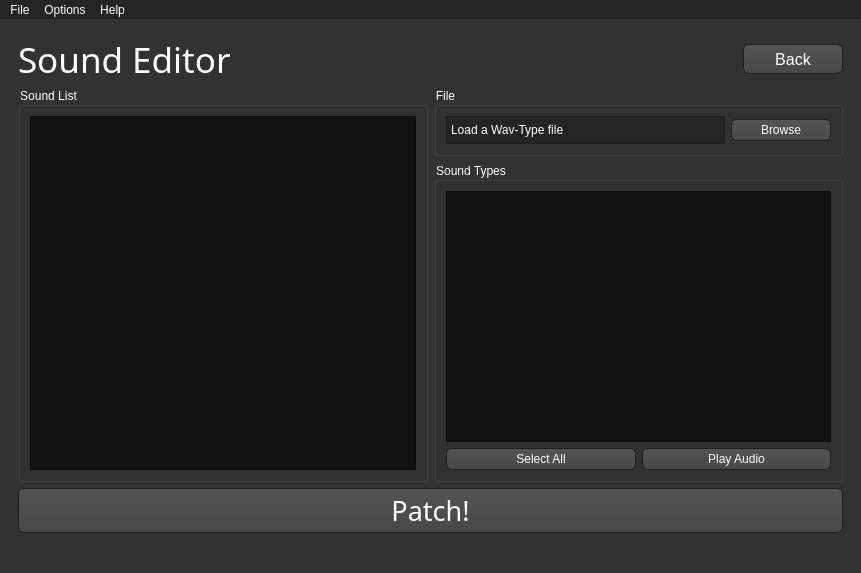
First picture: the form in WiiMusicPlus.ui, repository BenjaminHalko/WiiMusicEditorPlus, before the edit.
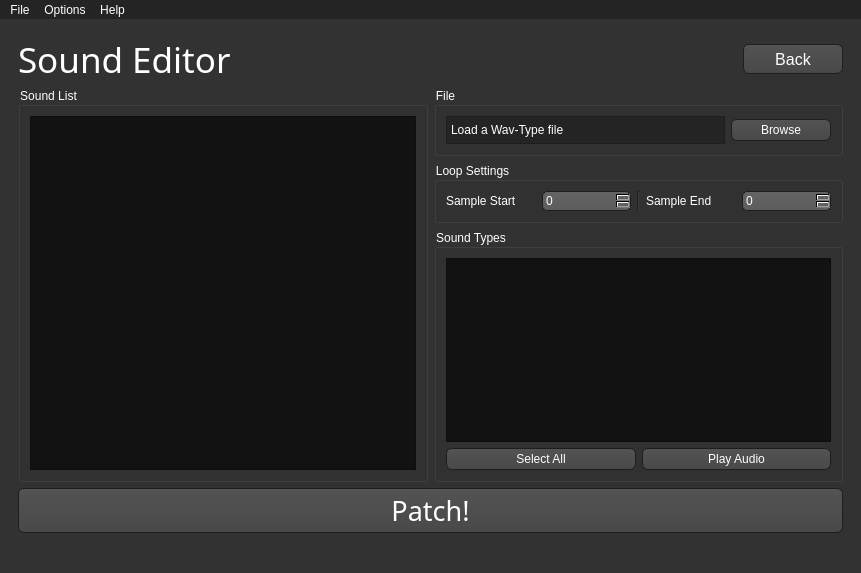
Second picture: the form after the edit. The open tabs and pages were chosen to show the change. Icons and pictures are not drawn.

Patch:
```diff
--- a/WiiMusicPlus.ui
+++ b/WiiMusicPlus.ui
@@ -2441,6 +2441,42 @@
               </layout>
              </widget>
             </item>
+            <item>
+             <widget class="QGroupBox" name="SOE_Loop">
+              <property name="title">
+               <string>Loop Settings</string>
+              </property>
+              <layout class="QHBoxLayout" name="horizontalLayout_3">
+               <item>
+                <widget class="QLabel" name="SOE_LoopStartLabel">
+                 <property name="text">
+                  <string>Sample Start</string>
+                 </property>
+                </widget>
+               </item>
+               <item>
+                <widget class="QSpinBox" name="SOE_LoopStart"/>
+               </item>
+               <item>
+                <widget class="Line" name="SOE_LoopLine">
+                 <property name="orientation">
+                  <enum>Qt::Vertical</enum>
+                 </property>
+                </widget>
+               </item>
+               <item>
+                <widget class="QLabel" name="SOE_LoopEndLabel">
+                 <property name="text">
+                  <string>Sample End</string>
+                 </property>
+                </widget>
+               </item>
+               <item>
+                <widget class="QSpinBox" name="SOE_LoopEnd"/>
+               </item>
+              </layout>
+             </widget>
+            </item>
             <item>
              <widget class="QGroupBox" name="SOE_SoundTypeBox">
               <property name="title">
```
